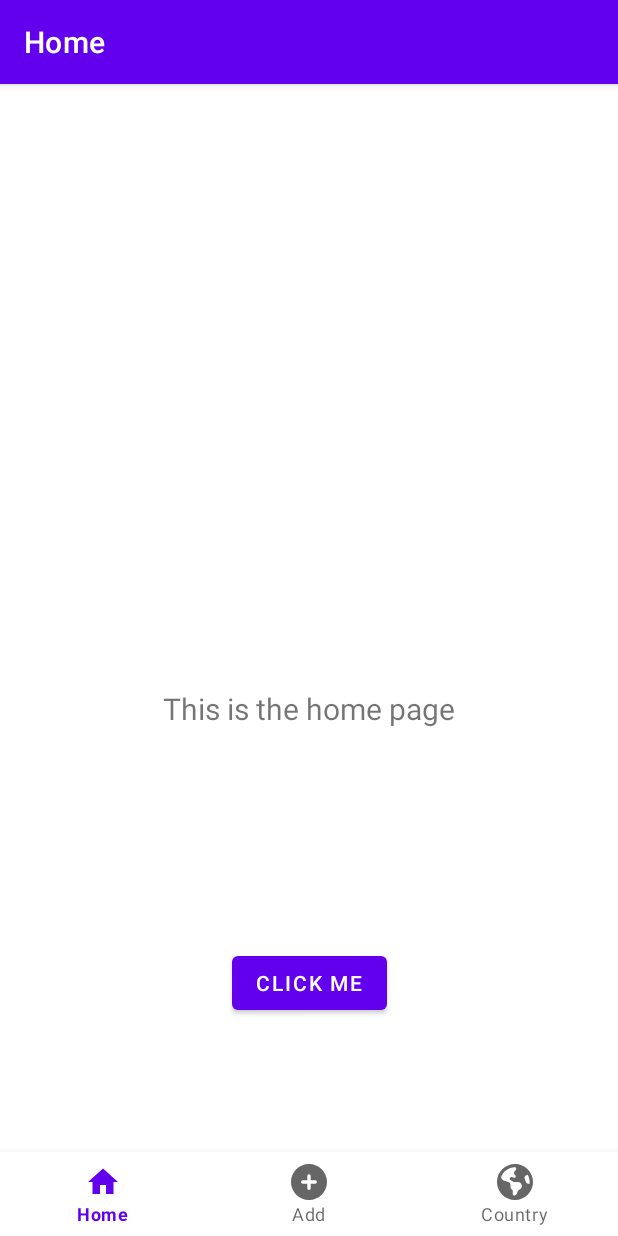
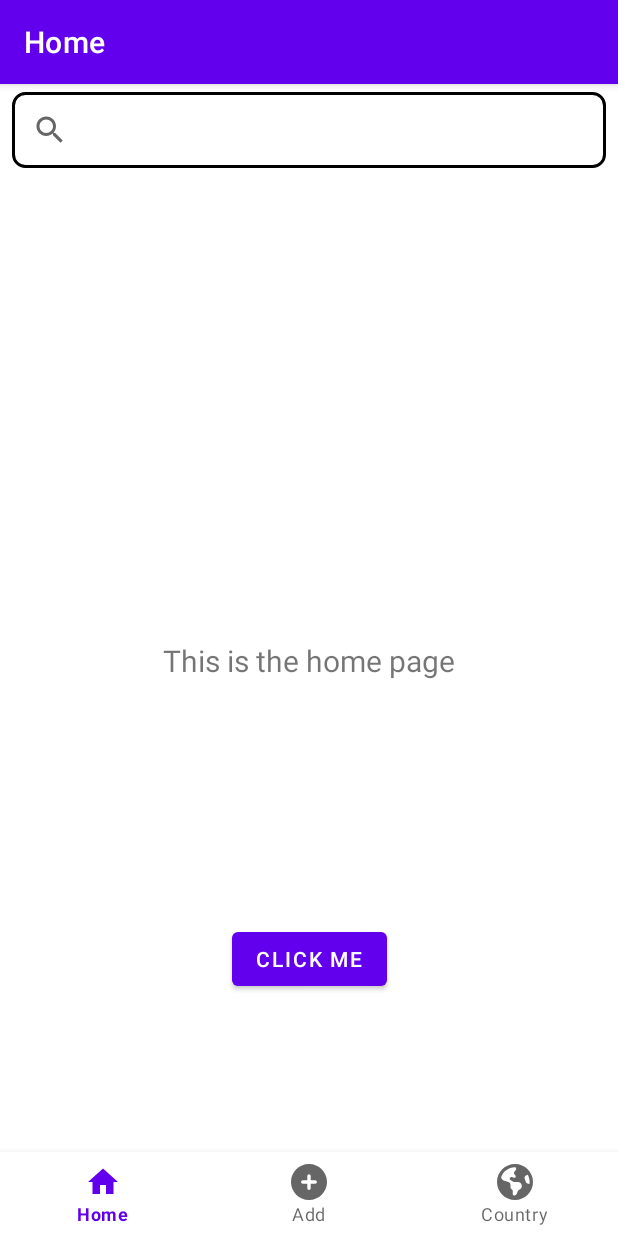
Before and after one commit to RomainGuarinoni/WorldMemo, an Android app: the screen it shows after launch (MainActivity), on a phone screen of 412 x 824 dp. Run offline under Robolectric (Android 15) with nearby library versions, the phone set to English and light mode, and no system bars; our stand-ins replace navigation-ui.

Commit message:
feat: search view

```diff
--- a/app/src/main/java/com/example/worldmemo/ui/home/HomeFragment.kt
+++ b/app/src/main/java/com/example/worldmemo/ui/home/HomeFragment.kt
@@ -5,6 +5,7 @@ import android.view.LayoutInflater
 import android.view.View
 import android.view.ViewGroup
 import android.widget.Button
+import android.widget.SearchView
 import android.widget.TextView
 import androidx.fragment.app.Fragment
 import androidx.lifecycle.ViewModelProvider
@@ -23,21 +24,43 @@ class HomeFragment : Fragment() {
         container: ViewGroup?,
         savedInstanceState: Bundle?
     ): View {
+
+        // Get the ViewModel to handle the Data of this fragment
         val homeViewModel =
             ViewModelProvider(this).get(HomeViewModel::class.java)
 
         _binding = FragmentHomeBinding.inflate(inflater, container, false)
         val root: View = binding.root
 
+        // Get the UI element
         val textView: TextView = binding.textHome
         val button:Button = binding.changeText
+        val searchView = binding.searchView
+
+        // Set the observer for the text
         homeViewModel.text.observe(viewLifecycleOwner) {
             textView.text = it
         }
 
+        // Set the event listener on the button
         button.setOnClickListener{
             homeViewModel.changeText()
         }
+
+
+        // Remove auto focus of the searchView
+        searchView.clearFocus()
+        searchView.setOnQueryTextListener(object  : SearchView.OnQueryTextListener{
+            override fun onQueryTextSubmit(p0: String?): Boolean {
+                if(p0 != null) homeViewModel.changeText(p0)
+                return true
+            }
+
+            override fun onQueryTextChange(p0: String?): Boolean {
+                return true
+            }
+        })
+
 
         return root
     }
--- a/app/src/main/java/com/example/worldmemo/ui/home/HomeViewModel.kt
+++ b/app/src/main/java/com/example/worldmemo/ui/home/HomeViewModel.kt
@@ -5,7 +5,6 @@ import androidx.lifecycle.MutableLiveData
 import androidx.lifecycle.ViewModel
 
 class HomeViewModel : ViewModel() {
-
     private val _text:MutableLiveData<String> = MutableLiveData("This is the home page")
 
     private val textArray:Array<String> = arrayOf("bonjour a tous", "cette app est incroyable", "je comprends rien a android")
@@ -22,5 +21,9 @@ class HomeViewModel : ViewModel() {
         incrementCurrentIndex()
         _text.value = textArray[currentIndex]
     }
+
+    fun changeText(newText:String){
+        _text.value = newText
+    }
     val text: LiveData<String> = _text
 }
--- /dev/null
+++ b/app/src/main/res/drawable/search_view_bg.xml
@@ -0,0 +1,5 @@
+<?xml version="1.0" encoding="utf-8"?>
+<shape xmlns:android="http://schemas.android.com/apk/res/android">
+    <corners android:radius="8dp"  />
+    <stroke android:color="@color/black" android:width="2dp" />
+</shape>
--- a/app/src/main/res/layout/activity_main.xml
+++ b/app/src/main/res/layout/activity_main.xml
@@ -4,7 +4,7 @@
     android:id="@+id/container"
     android:layout_width="match_parent"
     android:layout_height="match_parent"
-    android:paddingTop="?attr/actionBarSize">
+    android:paddingTop="0dp">
 
     <com.google.android.material.bottomnavigation.BottomNavigationView
         android:id="@+id/nav_view"
--- a/app/src/main/res/layout/fragment_home.xml
+++ b/app/src/main/res/layout/fragment_home.xml
@@ -4,20 +4,29 @@
     xmlns:tools="http://schemas.android.com/tools"
     android:layout_width="match_parent"
     android:layout_height="match_parent"
-    tools:context=".ui.home.HomeFragment">
+    tools:context=".ui.home.HomeFragment"
+    >
+
+    <SearchView
+        android:id="@+id/search_view"
+        android:layout_width="match_parent"
+        android:layout_height="wrap_content"
+        android:padding="1dp"
+        android:layout_marginHorizontal="8dp"
+        app:layout_constraintEnd_toEndOf="parent"
+        app:layout_constraintStart_toStartOf="parent"
+        app:layout_constraintTop_toTopOf="parent"
+        android:layout_marginTop="5dp"
+        android:background="@drawable/search_view_bg"
+        app:queryHint="Search here ..." />
 
     <TextView
         android:id="@+id/text_home"
         android:layout_width="match_parent"
         android:layout_height="wrap_content"
-        android:layout_marginStart="8dp"
-        android:layout_marginTop="8dp"
-        android:layout_marginEnd="8dp"
         android:textAlignment="center"
         android:textSize="20sp"
         app:layout_constraintBottom_toBottomOf="parent"
-        app:layout_constraintEnd_toEndOf="parent"
-        app:layout_constraintStart_toStartOf="parent"
         app:layout_constraintTop_toTopOf="parent" />
 
     <Button
--- /dev/null
+++ b/app/src/main/res/values-land/dimens.xml
@@ -0,0 +1,3 @@
+<resources>
+      <dimen name="fab_margin">48dp</dimen>
+   </resources>
--- /dev/null
+++ b/app/src/main/res/values-w1240dp/dimens.xml
@@ -0,0 +1,3 @@
+<resources>
+      <dimen name="fab_margin">200dp</dimen>
+   </resources>
--- /dev/null
+++ b/app/src/main/res/values-w600dp/dimens.xml
@@ -0,0 +1,3 @@
+<resources>
+      <dimen name="fab_margin">48dp</dimen>
+   </resources>
--- a/app/src/main/res/values/dimens.xml
+++ b/app/src/main/res/values/dimens.xml
@@ -2,4 +2,5 @@
     <!-- Default screen margins, per the Android Design guidelines. -->
     <dimen name="activity_horizontal_margin">16dp</dimen>
     <dimen name="activity_vertical_margin">16dp</dimen>
+    <dimen name="fab_margin">16dp</dimen>
 </resources>
--- a/app/src/main/res/values/themes.xml
+++ b/app/src/main/res/values/themes.xml
@@ -13,4 +13,10 @@
         <item name="android:statusBarColor">?attr/colorPrimaryVariant</item>
         <!-- Customize your theme here. -->
     </style>
+    <style name="Theme.WorldMemo.NoActionBar">
+        <item name="windowActionBar">false</item>
+        <item name="windowNoTitle">true</item>
+    </style>
+    <style name="Theme.WorldMemo.AppBarOverlay" parent="ThemeOverlay.AppCompat.Dark.ActionBar" />
+    <style name="Theme.WorldMemo.PopupOverlay" parent="ThemeOverlay.AppCompat.Light" />
 </resources>
--- /dev/null
+++ b/app/src/main/res/xml/searchable.xml
@@ -0,0 +1,5 @@
+<?xml version="1.0" encoding="utf-8"?>
+<searchable xmlns:android="http://schemas.android.com/apk/res/android"
+    android:label="@string/app_name"
+    android:hint="@string/search_hint" >
+</searchable>
```
Also changed, not shown: app/src/main/res/values/strings.xml (+11 -0 lines). Lines whose indentation alone changed are shown as unchanged.
